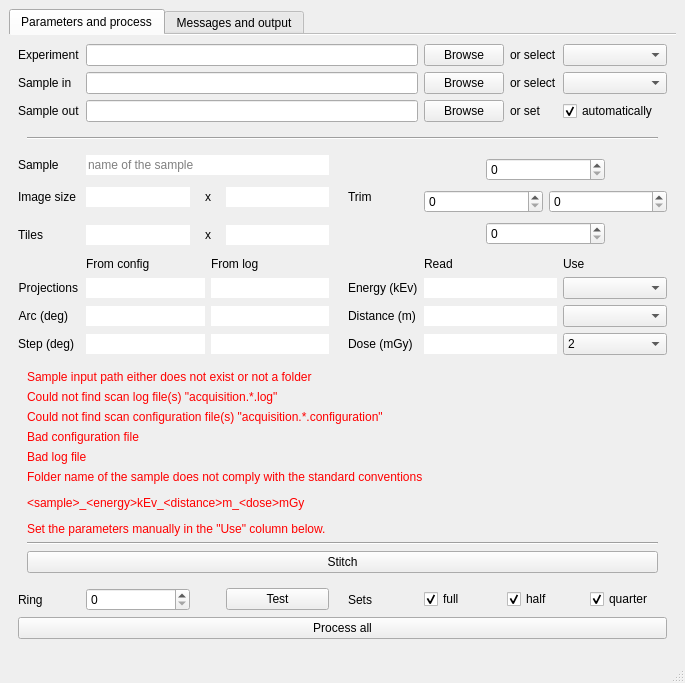
First picture: the form in share/imblproc/imbl-bct.ui, repository AustralianSynchrotron/imblproc, before the edit.
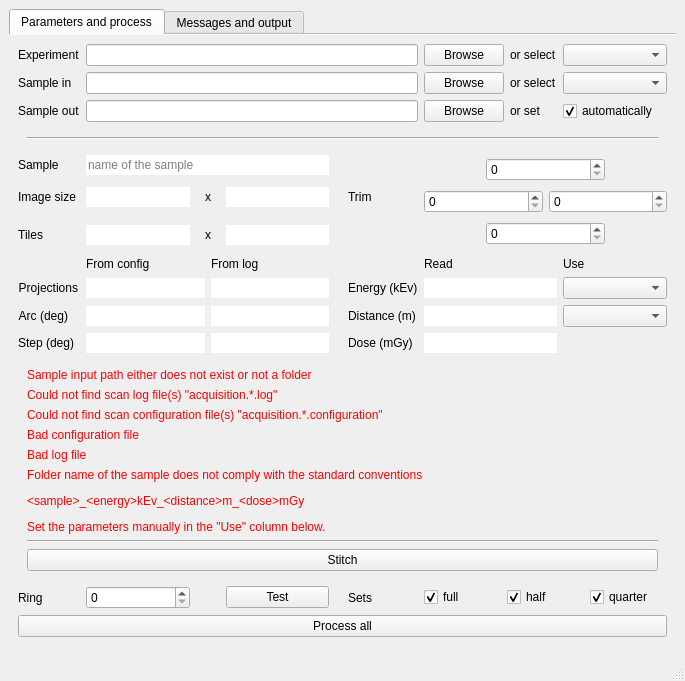
Second picture: the form after the edit. Icons and pictures are not drawn.

Commit message: modified:   bin/imbl-bct.py 	modified:   bin/imbl-xtract-wrapper.sh 	modified:   share/imblproc/imbl-bct.ui

```diff
--- a/share/imblproc/imbl-bct.ui
+++ b/share/imblproc/imbl-bct.ui
@@ -125,31 +125,6 @@
           </property>
          </widget>
         </item>
-        <item row="18" column="8">
-         <widget class="QComboBox" name="doseR">
-          <property name="sizePolicy">
-           <sizepolicy hsizetype="Preferred" vsizetype="Fixed">
-            <horstretch>0</horstretch>
-            <verstretch>0</verstretch>
-           </sizepolicy>
-          </property>
-          <item>
-           <property name="text">
-            <string>2</string>
-           </property>
-          </item>
-          <item>
-           <property name="text">
-            <string>4</string>
-           </property>
-          </item>
-          <item>
-           <property name="text">
-            <string>8</string>
-           </property>
-          </item>
-         </widget>
-        </item>
         <item row="3" column="7">
          <layout class="QHBoxLayout" name="horizontalLayout_3">
           <item>
```
The commit also changes 2 other files.
